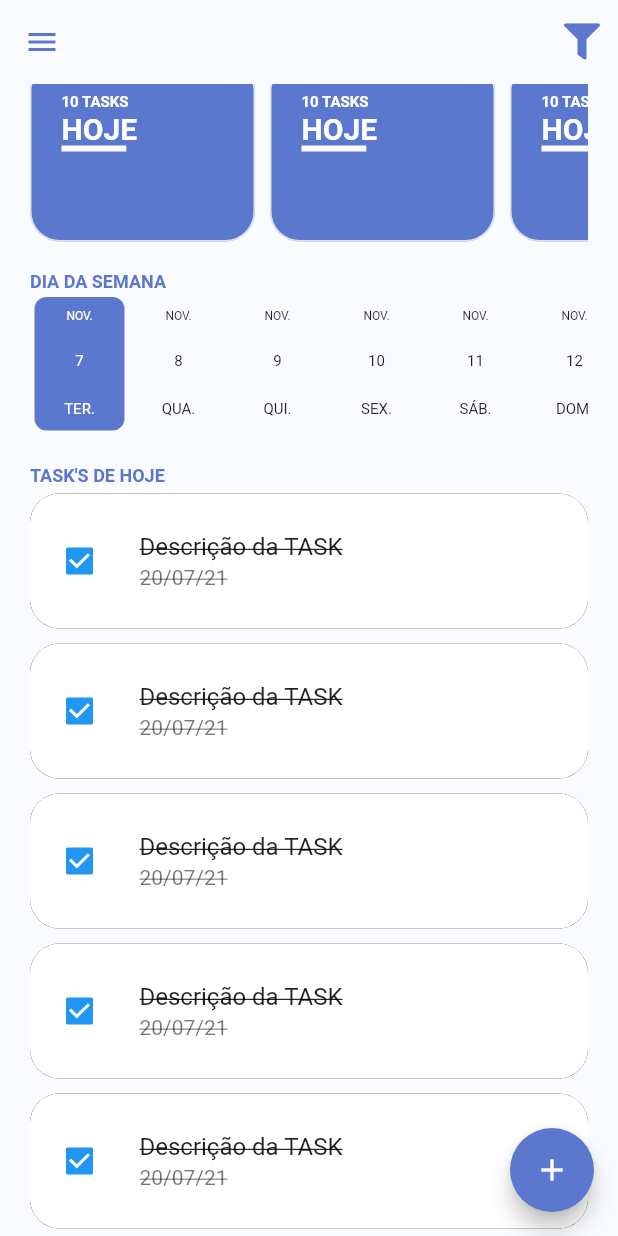
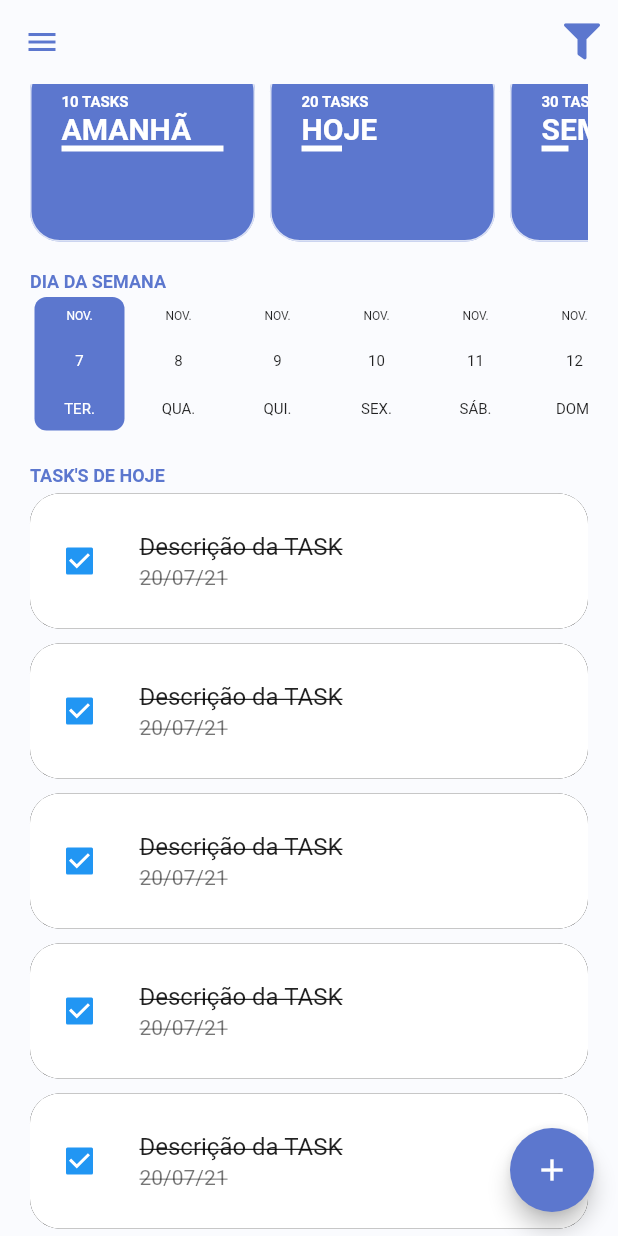
Before and after one commit to jcscesar/todolist, a Flutter app: the screen it shows once a user with an empty profile is signed in, scrolled down 122 dp, on a phone screen of 412 x 824 dp. Run offline on Flutter 3.47's test engine with Material 2 defaults, Android fonts, the phone set to English and light mode, and no system bars; drawn by our look-alikes of date_picker_timeline; our stand-ins replace firebase_auth, firebase_core, flutter_signin_button, google_fonts, google_sign_in, sqflite and 2 more; missing offline and left inert: flutter_overlay_loader, validatorless; accounts and stored records are empty; network calls fail; Roboto replaces fonts that are missing (Mandali).

Commit message:
feat: animation and calcule filtros

```diff
--- a/lib/app/core/database/sqlite_connection_factory.dart
+++ b/lib/app/core/database/sqlite_connection_factory.dart
@@ -37,7 +37,7 @@ class SqliteConnectionFactory {
       );
       return null;
     });
-    print('_db: $_db');
+
     return _db!;
   }
 
--- /dev/null
+++ b/lib/app/models/task_filter_enum.dart
@@ -0,0 +1 @@
+enum TaskFilterEnum { today, tomarrow, week, mounth }
--- /dev/null
+++ b/lib/app/models/total_task_module.dart
@@ -0,0 +1,8 @@
+class TotalTaskModule {
+  final int totalTasks;
+  final int totalTasksFinish;
+  TotalTaskModule({
+    required this.totalTasks,
+    required this.totalTasksFinish,
+  });
+}
--- a/lib/app/modules/home/widget/home_card_filter.dart
+++ b/lib/app/modules/home/widget/home_card_filter.dart
@@ -1,15 +1,29 @@
 import 'package:flutter/material.dart';
 import 'package:todolist/app/core/ui/colors_extensions.dart';
 import 'package:todolist/app/core/ui/theme_extensions.dart';
+import 'package:todolist/app/models/task_filter_enum.dart';
+import 'package:todolist/app/models/total_task_module.dart';
 
-class HomeCardFilter extends StatefulWidget {
-  const HomeCardFilter({Key? key}) : super(key: key);
+class HomeCardFilter extends StatelessWidget {
+  final String label;
+  final TaskFilterEnum taskFilterEnum;
+  final TotalTaskModule? totalTaskModule;
 
-  @override
-  State<HomeCardFilter> createState() => _HomeCardFilterState();
-}
+  const HomeCardFilter({
+    Key? key,
+    required this.label,
+    required this.taskFilterEnum,
+    this.totalTaskModule,
+  }) : super(key: key);
 
-class _HomeCardFilterState extends State<HomeCardFilter> {
+  double _getPercentFinish() {
+    final total = totalTaskModule?.totalTasks ?? 0.1;
+    final totalFinish = totalTaskModule?.totalTasksFinish ?? 0.1;
+    if (total == 0) return 0.0;
+    final percent = (totalFinish * 100) / total;
+    return percent / 100;
+  }
+
   @override
   Widget build(BuildContext context) {
     return Container(
@@ -36,7 +50,7 @@ class _HomeCardFilterState extends State<HomeCardFilter> {
           //   child: CircularProgressIndicator(),
           // ),
           Text(
-            '10 TASKS',
+            '${totalTaskModule?.totalTasks ?? 0} TASKS',
             style: context.titleStyle.copyWith(
               fontSize: 10,
               color: Colors.white,
@@ -44,19 +58,28 @@ class _HomeCardFilterState extends State<HomeCardFilter> {
           ),
           // ),
           Text(
-            'HOJE',
+            label,
             style: context.titleStyle.copyWith(
               fontSize: 20,
               color: Colors.white,
               fontWeight: FontWeight.bold,
             ),
           ),
-          LinearProgressIndicator(
-            value: 0.4,
-            valueColor: const AlwaysStoppedAnimation<Color>(
-              Colors.white,
+          TweenAnimationBuilder<double>(
+            tween: Tween(
+              begin: 0.0,
+              end: _getPercentFinish(),
             ),
-            backgroundColor: context.primaryColorLight,
+            duration: const Duration(seconds: 1),
+            builder: (context, value, child) {
+              return LinearProgressIndicator(
+                value: value,
+                valueColor: const AlwaysStoppedAnimation<Color>(
+                  Colors.white,
+                ),
+                backgroundColor: context.primaryColorLight,
+              );
+            },
           ),
         ],
       ),
--- a/lib/app/modules/home/widget/home_filters.dart
+++ b/lib/app/modules/home/widget/home_filters.dart
@@ -1,15 +1,12 @@
 import 'package:flutter/material.dart';
 import 'package:todolist/app/core/ui/theme_extensions.dart';
+import 'package:todolist/app/models/task_filter_enum.dart';
+import 'package:todolist/app/models/total_task_module.dart';
 import 'package:todolist/app/modules/home/widget/home_card_filter.dart';
 
-class HomeFilters extends StatefulWidget {
+class HomeFilters extends StatelessWidget {
   const HomeFilters({Key? key}) : super(key: key);
 
-  @override
-  State<HomeFilters> createState() => _HomeFiltersState();
-}
-
-class _HomeFiltersState extends State<HomeFilters> {
   @override
   Widget build(BuildContext context) {
     return Column(
@@ -20,14 +17,42 @@ class _HomeFiltersState extends State<HomeFilters> {
           style: context.titleStyle,
         ),
         const SizedBox(height: 10),
-        const SingleChildScrollView(
+        SingleChildScrollView(
           scrollDirection: Axis.horizontal,
           child: Row(
             children: [
-              HomeCardFilter(),
-              HomeCardFilter(),
-              HomeCardFilter(),
-              HomeCardFilter(),
+              HomeCardFilter(
+                label: 'AMANHÃ',
+                taskFilterEnum: TaskFilterEnum.today,
+                totalTaskModule: TotalTaskModule(
+                  totalTasks: 10,
+                  totalTasksFinish: 10,
+                ),
+              ),
+              HomeCardFilter(
+                label: 'HOJE',
+                taskFilterEnum: TaskFilterEnum.tomarrow,
+                totalTaskModule: TotalTaskModule(
+                  totalTasks: 20,
+                  totalTasksFinish: 5,
+                ),
+              ),
+              HomeCardFilter(
+                label: 'SEMANA',
+                taskFilterEnum: TaskFilterEnum.week,
+                totalTaskModule: TotalTaskModule(
+                  totalTasks: 30,
+                  totalTasksFinish: 5,
+                ),
+              ),
+              HomeCardFilter(
+                label: 'MÊS',
+                taskFilterEnum: TaskFilterEnum.mounth,
+                totalTaskModule: TotalTaskModule(
+                  totalTasks: 40,
+                  totalTasksFinish: 40,
+                ),
+              ),
             ],
           ),
         )
```
Also changed, not shown: lib/app/modules/tasks/widget/calendar_button.dart (+36 -8 lines), 1 other file.
